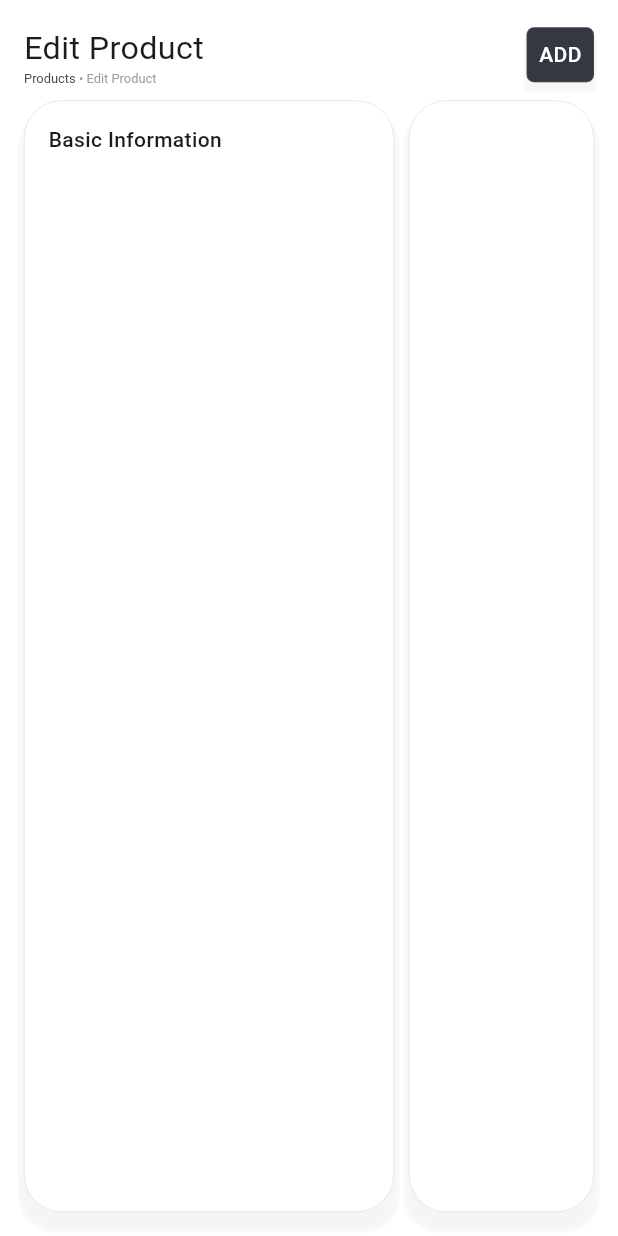
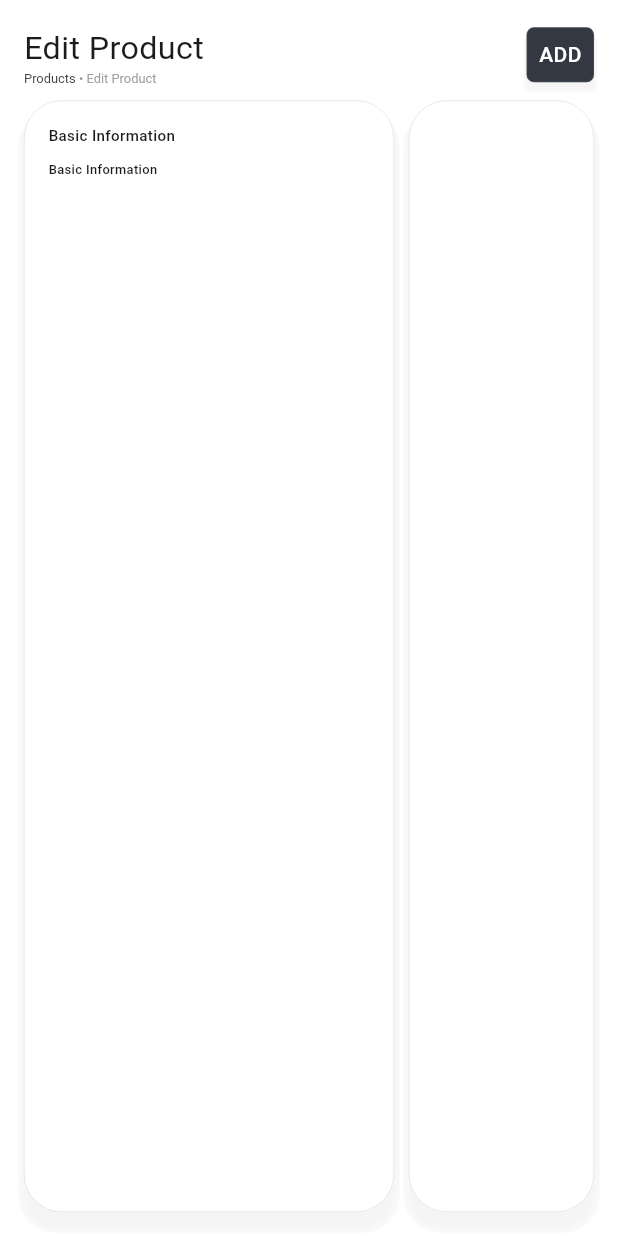
Before and after one commit to hafedh049/stock, a Flutter app: the screen it shows after launch, on a phone screen of 412 x 824 dp. Run offline on Flutter 3.47's test engine with Material 3 defaults, Android fonts, the phone set to English and light mode, and no system bars; our stand-ins replace font_awesome_flutter, responsive_sizer; missing offline and left inert: animated_button, flutter_expandable_table, textfield_tags.

Commit message:
Update product_editing.dart

```diff
--- a/lib/products/product_editing.dart
+++ b/lib/products/product_editing.dart
@@ -71,8 +71,9 @@ class _EditProductState extends State<EditProduct> {
                       child: Column(
                         crossAxisAlignment: CrossAxisAlignment.start,
                         children: <Widget>[
-                          const Text("Basic Information", style: const TextStyle(fontWeight: FontWeight.w500)),
+                          Text("Basic Information", style: TextStyle(fontSize: 13.sp, fontWeight: FontWeight.w500)),
                           const SizedBox(height: 10),
+                          Text("Basic Information", style: TextStyle(fontSize: 12.sp, fontWeight: FontWeight.w500)),
                         ],
                       ),
                     ),
```
